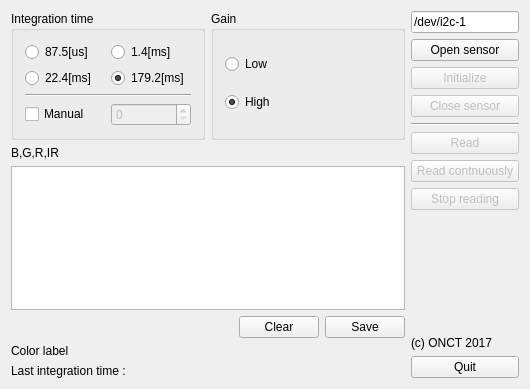
This is widget.ui in futr/ColorSensorReader as Qt 5 draws it before an edit. The edited form follows.
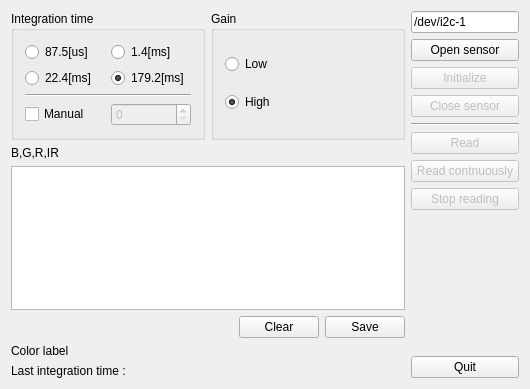
This is the edited form.

Commit message: Remove copyright

What changed in the file:
```diff
--- a/widget.ui
+++ b/widget.ui
@@ -312,13 +312,6 @@
        </property>
       </spacer>
      </item>
-     <item>
-      <widget class="QLabel" name="aboutLabel">
-       <property name="text">
-        <string>(c) ONCT 2017</string>
-       </property>
-      </widget>
-     </item>
      <item>
       <widget class="QPushButton" name="quitButton">
        <property name="text">
```
